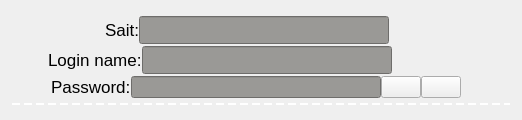
First picture: the form in new_password.ui, repository Mrgoblings/Password_Maneger, before the edit.
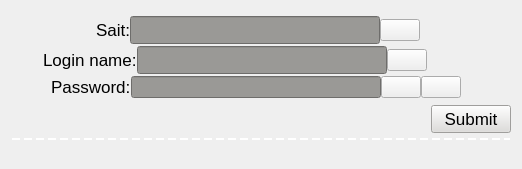
Second picture: the form after the edit. Icons and pictures are not drawn.

```diff
--- a/new_password.ui
+++ b/new_password.ui
@@ -7,7 +7,7 @@
     <x>0</x>
     <y>0</y>
     <width>518</width>
-    <height>120</height>
+    <height>169</height>
    </rect>
   </property>
   <property name="font">
@@ -70,7 +70,7 @@
       <property name="bottomMargin">
        <number>5</number>
       </property>
-      <item>
+      <item alignment="Qt::AlignLeft">
        <widget class="QWidget" name="sait_widget" native="true">
         <property name="sizePolicy">
          <sizepolicy hsizetype="Preferred" vsizetype="Preferred">
@@ -161,6 +161,23 @@
            </property>
           </widget>
          </item>
+         <item>
+          <widget class="QPushButton" name="sait_copy_btn">
+           <property name="text">
+            <string/>
+           </property>
+           <property name="icon">
+            <iconset resource="resources.qrc">
+             <normaloff>:/icons/icons/clipboard.svg</normaloff>:/icons/icons/clipboard.svg</iconset>
+           </property>
+           <property name="iconSize">
+            <size>
+             <width>24</width>
+             <height>24</height>
+            </size>
+           </property>
+          </widget>
+         </item>
          <item>
           <spacer name="sait_spacer_right">
            <property name="orientation">
@@ -171,7 +188,7 @@
            </property>
            <property name="sizeHint" stdset="0">
             <size>
-             <width>72</width>
+             <width>41</width>
              <height>20</height>
             </size>
            </property>
@@ -259,6 +276,23 @@
            </property>
           </widget>
          </item>
+         <item>
+          <widget class="QPushButton" name="login_copy_btn">
+           <property name="text">
+            <string/>
+           </property>
+           <property name="icon">
+            <iconset resource="resources.qrc">
+             <normaloff>:/icons/icons/clipboard.svg</normaloff>:/icons/icons/clipboard.svg</iconset>
+           </property>
+           <property name="iconSize">
+            <size>
+             <width>24</width>
+             <height>24</height>
+            </size>
+           </property>
+          </widget>
+         </item>
          <item>
           <spacer name="login_name_spacer_right">
            <property name="orientation">
@@ -269,7 +303,7 @@
            </property>
            <property name="sizeHint" stdset="0">
             <size>
-             <width>72</width>
+             <width>41</width>
              <height>20</height>
             </size>
            </property>
@@ -306,7 +340,7 @@
           <number>0</number>
          </property>
          <property name="bottomMargin">
-          <number>0</number>
+          <number>5</number>
          </property>
          <item>
           <spacer name="password_spacer_left">
@@ -406,6 +440,25 @@
         </layout>
        </widget>
       </item>
+      <item alignment="Qt::AlignRight">
+       <widget class="QPushButton" name="submit_btn">
+        <property name="font">
+         <font>
+          <pointsize>13</pointsize>
+         </font>
+        </property>
+        <property name="cursor">
+         <cursorShape>PointingHandCursor</cursorShape>
+        </property>
+        <property name="styleSheet">
+         <string notr="true">background-color: rgb(222, 221, 218);
+color: rgb(0, 0, 0);</string>
+        </property>
+        <property name="text">
+         <string>Submit</string>
+        </property>
+       </widget>
+      </item>
      </layout>
     </widget>
    </item>
```
